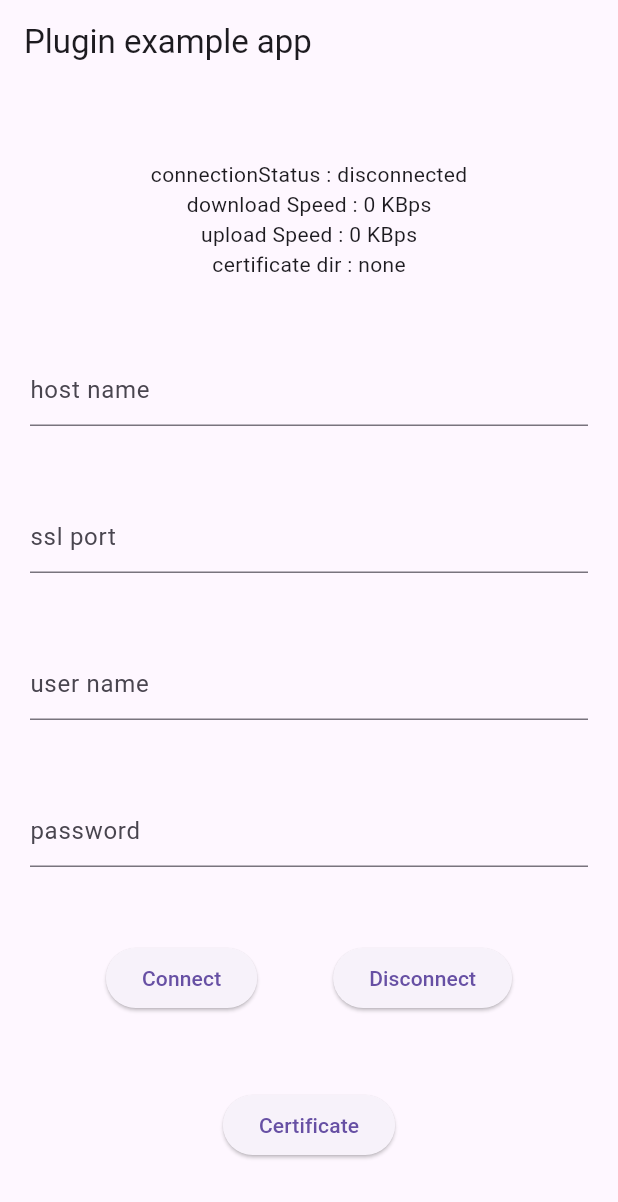
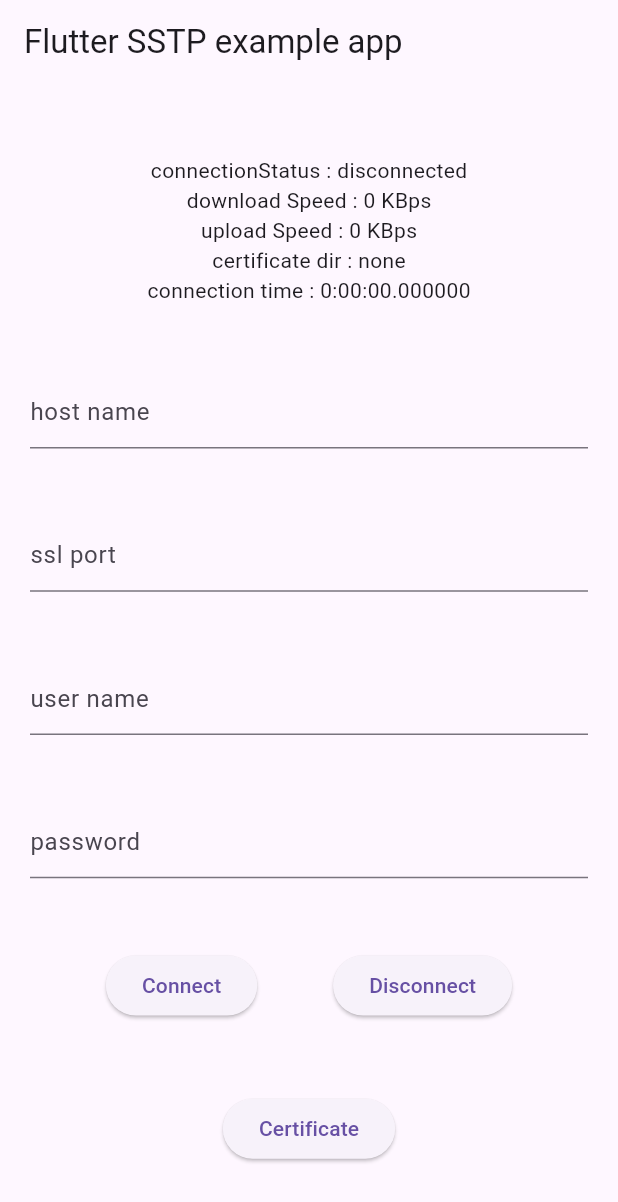
Before and after one commit to NavidShokoufeh/sstp_flutter, a Flutter app: the screen it shows after launch, after a tap on "Connect", on a phone screen of 412 x 824 dp. Shown: the top 1202 px of the screen. Run offline on Flutter 3.47's test engine with Material 3 defaults, Android fonts, the phone set to English and light mode, and no system bars; our stand-ins replace shared_preferences; statements that could not run were skipped.

Commit message:
update example

```diff
--- a/example/lib/main.dart
+++ b/example/lib/main.dart
@@ -2,6 +2,7 @@
 import 'package:sstp_flutter/server.dart';
 import 'package:sstp_flutter/ssl_versions.dart';
 import 'package:sstp_flutter/sstp_flutter.dart';
+import 'package:sstp_flutter/traffic.dart';
 
 void main() {
   runApp(const MyApp());
@@ -20,6 +21,7 @@
   var certDir = "none";
   var downSpeed = 0;
   var upSpeed = 0;
+  Duration connectionTimer = const Duration();
 
   TextEditingController hostNameController = TextEditingController();
   TextEditingController sslPortController = TextEditingController();
@@ -42,7 +44,7 @@
     return MaterialApp(
       home: Scaffold(
         appBar: AppBar(
-          title: const Text('Plugin example app'),
+          title: const Text('Flutter SSTP example app'),
         ),
         body: Center(
             child: Padding(
@@ -57,14 +59,7 @@
                   Text("download Speed : $downSpeed KBps"),
                   Text("upload Speed : $downSpeed KBps"),
                   Text("certificate dir : $certDir"),
-                  // StreamBuilder(
-                  //     initialData: const Duration(),
-                  //     stream: sstpFlutterPlugin.timer,
-                  //     builder: (context, timerx) {
-                  //       return timerx.hasData
-                  //           ? Text("connection time : ${timerx.data}")
-                  //           : const Text("connection time :no Data");
-                  //     })
+                  Text("connection time : $connectionTimer"),
                 ],
               ),
               TextField(
@@ -116,8 +111,10 @@
                         }
 
                         sstpFlutterPlugin.onResult(
-                            onConnectedResult: (traffic, duration) {
+                            onConnectedResult:
+                                (ConnectionTraffic traffic, Duration duration) {
                               setState(() {
+                                connectionTimer = duration;
                                 connectionStatus = "connected";
                                 downSpeed = traffic.downloadTraffic ?? 0;
                                 upSpeed = traffic.uploadTraffic ?? 0;
--- a/pubspec.yaml
+++ b/pubspec.yaml
@@ -1,6 +1,6 @@
 name: sstp_flutter
 description: SstpFlutter is a Flutter plugin for SSTP VPN connections. It provides a convenient way to manage SSTP VPN connections, monitor connection status, and configure various settings.
-version: 1.0.9
+version: 1.1.0
 homepage: https://github.com/NavidShokoufeh/sstp_flutter
 
 platforms:
```
Also changed, not shown: 2 other files.
